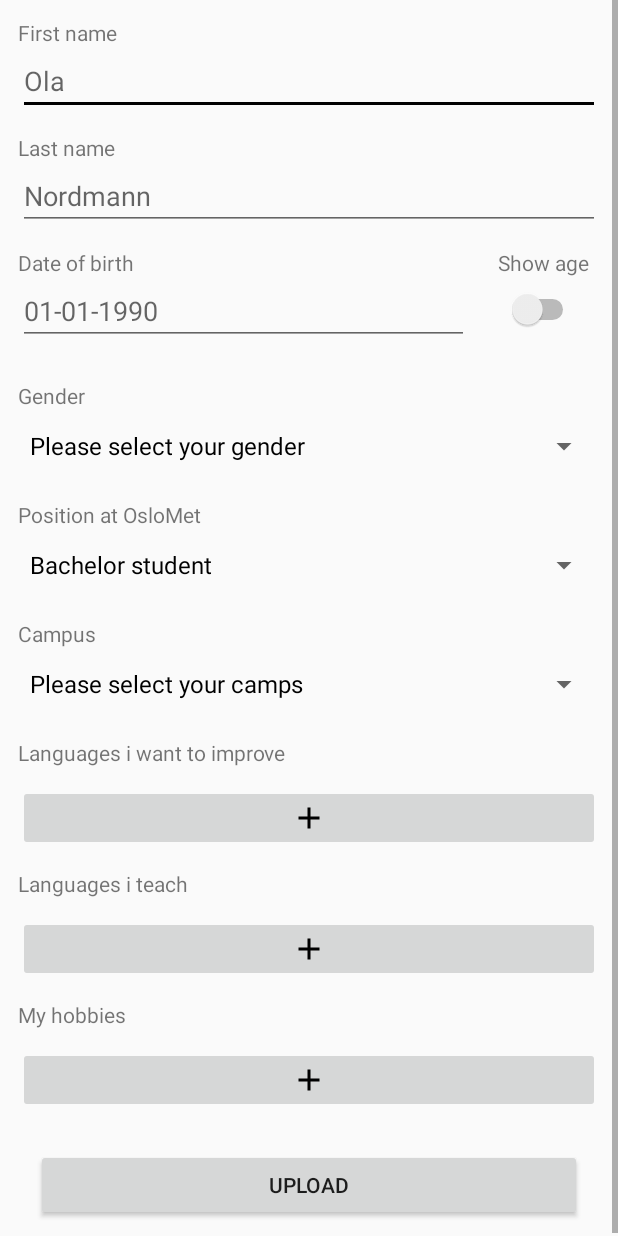
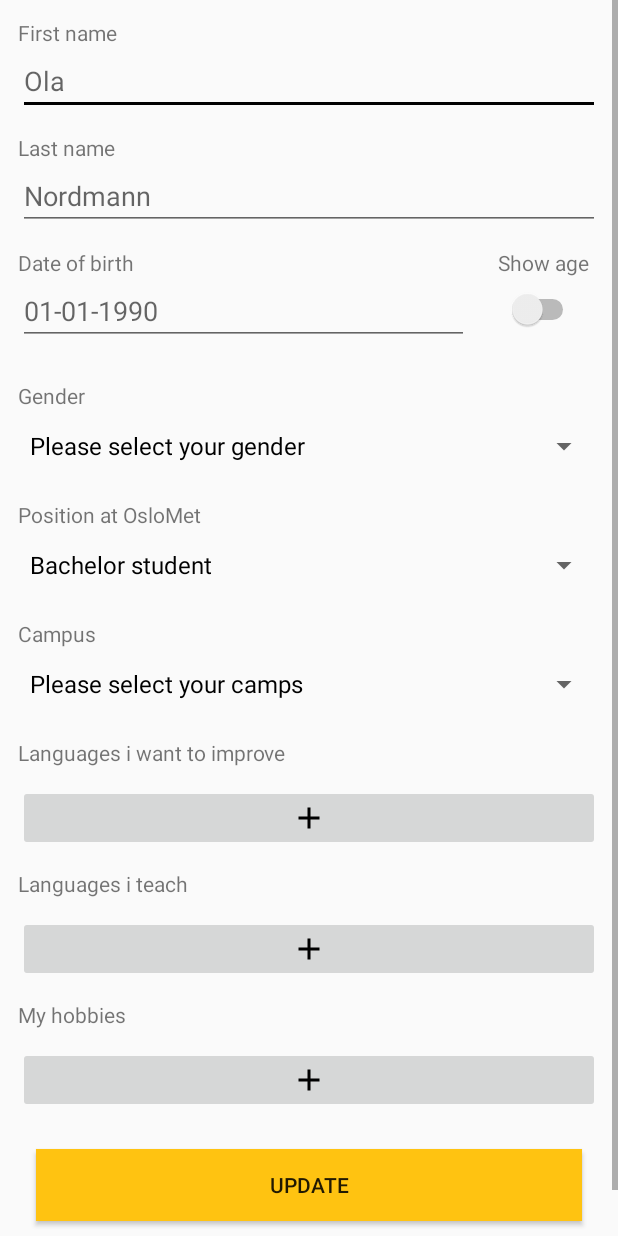
Before and after one commit to MeetAtOslomet/meet-android, an Android app: the ActivityMyProfile screen opened directly, with no data from a screen before it, on a phone screen of 412 x 824 dp. Run offline under Robolectric (Android 15) with nearby library versions, the phone set to English and light mode, and no system bars; 5 statements that could not run were skipped.

Commit message:
added gutter view to bottom , and formatted

```diff
--- a/app/src/main/res/layout/activity_my_profile.xml
+++ b/app/src/main/res/layout/activity_my_profile.xml
@@ -133,7 +133,7 @@
                     android:layout_width="match_parent"
                     android:layout_height="wrap_content"
                     android:minHeight="40dp"
-                    android:prompt="@string/genderSelect"></Spinner>
+                    android:prompt="@string/genderSelect" />
             </LinearLayout>
 
             <LinearLayout
@@ -151,7 +151,7 @@
                     android:id="@+id/spinnerPosition"
                     android:layout_width="match_parent"
                     android:layout_height="wrap_content"
-                    android:minHeight="40dp"></Spinner>
+                    android:minHeight="40dp" />
             </LinearLayout>
 
             <LinearLayout
@@ -169,7 +169,7 @@
                     android:id="@+id/spinnerCampus"
                     android:layout_width="match_parent"
                     android:layout_height="wrap_content"
-                    android:minHeight="40dp"></Spinner>
+                    android:minHeight="40dp" />
             </LinearLayout>
 
             <LinearLayout
@@ -258,7 +258,7 @@
                     <ListView
                         android:id="@+id/listView_Hobbies"
                         android:layout_width="match_parent"
-                        android:layout_height="wrap_content"></ListView>
+                        android:layout_height="wrap_content" />
                 </android.support.v7.widget.CardView>
 
                 <ImageButton
@@ -274,8 +274,12 @@
                 android:layout_width="match_parent"
                 android:layout_height="wrap_content"
                 android:layout_margin="12dp"
+                android:background="@color/colorButton"
+                android:text="Update" />
 
-                android:text="Upload" />
+            <View
+                android:layout_width="match_parent"
+                android:layout_height="30dp" />
         </LinearLayout>
     </ScrollView>
 
```
